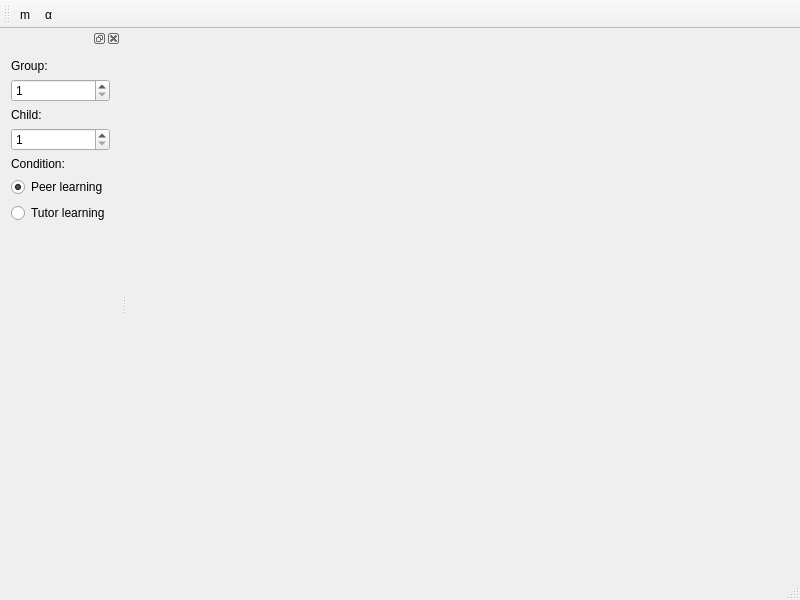
Above: letterswindow.ui from chili-epfl/cowriter-letters-extractor before the change. Below: the same form after it.
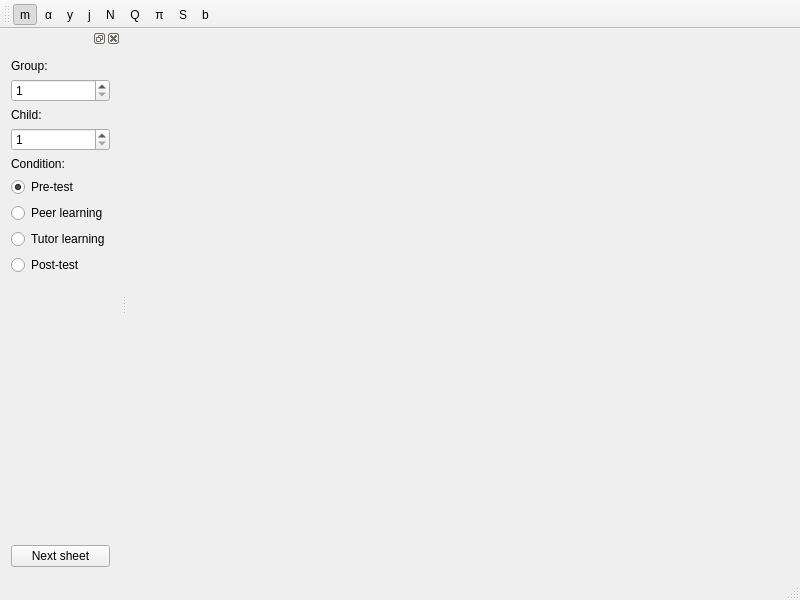
That is the form after the change.

Commit message: Update to UI to change the current sheet

The edit to the form file:
```diff
--- a/letterswindow.ui
+++ b/letterswindow.ui
@@ -37,6 +37,13 @@
    </attribute>
    <addaction name="selectLetterM"/>
    <addaction name="selectLetterAlpha"/>
+   <addaction name="selectLetterY"/>
+   <addaction name="selectLetterJ"/>
+   <addaction name="selectLetterN"/>
+   <addaction name="selectLetterQ"/>
+   <addaction name="selectLetterPi"/>
+   <addaction name="selectLetterS"/>
+   <addaction name="selectLetterB"/>
   </widget>
   <widget class="QStatusBar" name="statusBar"/>
   <widget class="QDockWidget" name="dockWidget">
@@ -80,13 +87,26 @@
        </property>
       </widget>
      </item>
+     <item>
+      <widget class="QRadioButton" name="radioButton_3">
+       <property name="text">
+        <string>Pre-test</string>
+       </property>
+       <property name="checked">
+        <bool>true</bool>
+       </property>
+       <attribute name="buttonGroup">
+        <string notr="true">condition</string>
+       </attribute>
+      </widget>
+     </item>
      <item>
       <widget class="QRadioButton" name="radioButton">
        <property name="text">
         <string>Peer learning</string>
        </property>
        <property name="checked">
-        <bool>true</bool>
+        <bool>false</bool>
        </property>
        <attribute name="buttonGroup">
         <string notr="true">condition</string>
@@ -103,6 +123,16 @@
        </attribute>
       </widget>
      </item>
+     <item>
+      <widget class="QRadioButton" name="radioButton_4">
+       <property name="text">
+        <string>Post-test</string>
+       </property>
+       <attribute name="buttonGroup">
+        <string notr="true">condition</string>
+       </attribute>
+      </widget>
+     </item>
      <item>
       <spacer name="verticalSpacer">
        <property name="orientation">
@@ -116,6 +146,13 @@
        </property>
       </spacer>
      </item>
+     <item>
+      <widget class="QPushButton" name="pushButton">
+       <property name="text">
+        <string>Next sheet</string>
+       </property>
+      </widget>
+     </item>
     </layout>
    </widget>
   </widget>
@@ -123,6 +160,9 @@
    <property name="checkable">
     <bool>true</bool>
    </property>
+   <property name="checked">
+    <bool>true</bool>
+   </property>
    <property name="text">
     <string>m</string>
    </property>
@@ -147,6 +187,104 @@
     <string>A</string>
    </property>
   </action>
+  <action name="selectLetterY">
+   <property name="checkable">
+    <bool>true</bool>
+   </property>
+   <property name="text">
+    <string>y</string>
+   </property>
+   <property name="toolTip">
+    <string>Select letter y</string>
+   </property>
+   <property name="shortcut">
+    <string>Y</string>
+   </property>
+  </action>
+  <action name="selectLetterJ">
+   <property name="checkable">
+    <bool>true</bool>
+   </property>
+   <property name="text">
+    <string>j</string>
+   </property>
+   <property name="toolTip">
+    <string>Select letter j</string>
+   </property>
+   <property name="shortcut">
+    <string>J</string>
+   </property>
+  </action>
+  <action name="selectLetterN">
+   <property name="checkable">
+    <bool>true</bool>
+   </property>
+   <property name="text">
+    <string>N</string>
+   </property>
+   <property name="toolTip">
+    <string>Select letter N</string>
+   </property>
+   <property name="shortcut">
+    <string>N</string>
+   </property>
+  </action>
+  <action name="selectLetterPi">
+   <property name="checkable">
+    <bool>true</bool>
+   </property>
+   <property name="text">
+    <string>π</string>
+   </property>
+   <property name="toolTip">
+    <string>Select letter π</string>
+   </property>
+   <property name="shortcut">
+    <string>P</string>
+   </property>
+  </action>
+  <action name="selectLetterQ">
+   <property name="checkable">
+    <bool>true</bool>
+   </property>
+   <property name="text">
+    <string>Q</string>
+   </property>
+   <property name="toolTip">
+    <string>Select letter Q</string>
+   </property>
+   <property name="shortcut">
+    <string>Q</string>
+   </property>
+  </action>
+  <action name="selectLetterS">
+   <property name="checkable">
+    <bool>true</bool>
+   </property>
+   <property name="text">
+    <string>S</string>
+   </property>
+   <property name="toolTip">
+    <string>Select letter S</string>
+   </property>
+   <property name="shortcut">
+    <string>S</string>
+   </property>
+  </action>
+  <action name="selectLetterB">
+   <property name="checkable">
+    <bool>true</bool>
+   </property>
+   <property name="text">
+    <string>b</string>
+   </property>
+   <property name="toolTip">
+    <string>Select letter b</string>
+   </property>
+   <property name="shortcut">
+    <string>B</string>
+   </property>
+  </action>
  </widget>
  <layoutdefault spacing="6" margin="11"/>
  <resources/>
```
The commit also changes 2 other files.
